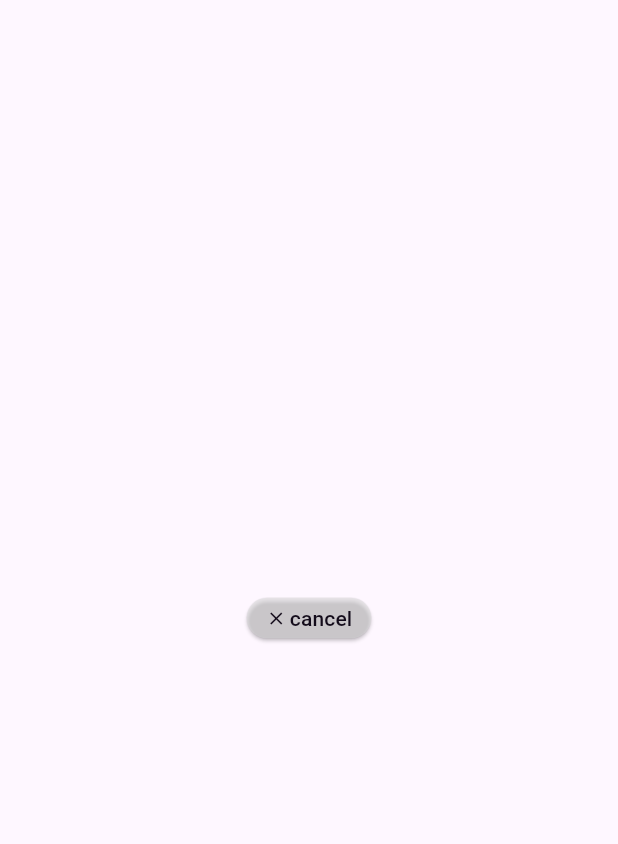
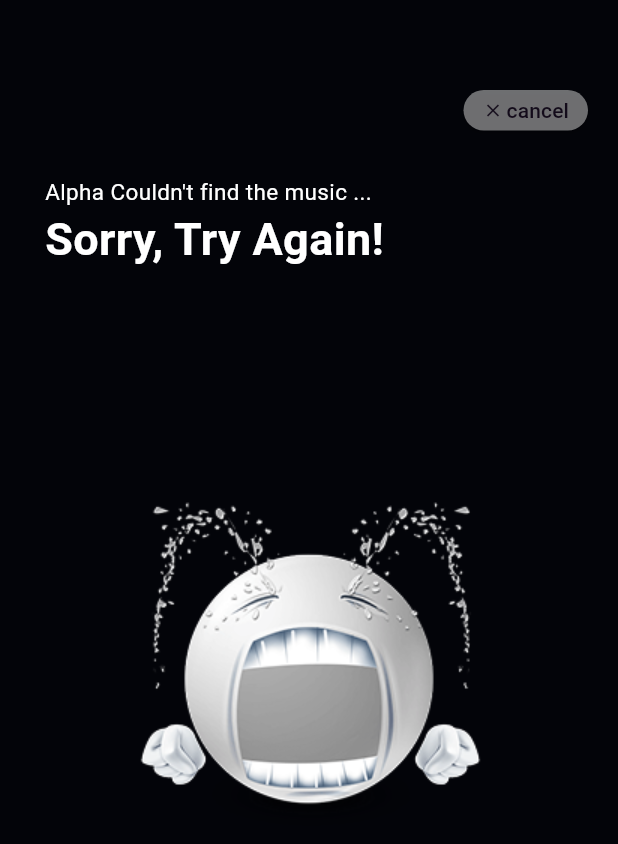
Before and after one commit to AlphaMusicProject/AlphaMusic, a Flutter app: the screen it shows after launch, on a phone screen of 412 x 824 dp. Shown: the top 844 px of the screen. Run offline on Flutter 3.47's test engine with Material 3 defaults, Android fonts, the phone set to English and light mode, and no system bars; our stand-ins replace flutter_svg, get; Roboto replaces fonts that are missing (Pretendard).

Commit message:
:sparkles: :: fail screen

```diff
--- /dev/null
+++ b/lib/feature/fail/components/fail_texts.dart
@@ -0,0 +1,38 @@
+import 'package:flutter/material.dart';
+
+class FailTexts extends StatelessWidget {
+  const FailTexts({super.key});
+
+  @override
+  Widget build(BuildContext context) {
+    return Padding(
+      padding: const EdgeInsets.fromLTRB(30, 30, 0, 0),
+      child: Align(
+        alignment: Alignment.centerLeft, // Column을 왼쪽에 정렬
+        child: Column(
+          crossAxisAlignment: CrossAxisAlignment.start,
+          children: [
+            Text(
+              "Alpha Couldn't find the music ...",
+              style: TextStyle(
+                color: Colors.white,
+                fontSize: 15,
+                fontFamily: "Pretendard",
+                fontWeight: FontWeight.normal,
+              ),
+            ),
+            Text(
+              "Sorry, Try Again!",
+              style: TextStyle(
+                color: Colors.white,
+                fontSize: 30,
+                fontFamily: "Pretendard",
+                fontWeight: FontWeight.bold,
+              ),
+            ),
+          ],
+        ),
+      ),
+    );
+  }
+}
--- /dev/null
+++ b/lib/feature/fail/ui/fail_screen.dart
@@ -0,0 +1,33 @@
+import 'package:alphamusic/feature/fail/components/fail_texts.dart';
+import 'package:alphamusic/shared/components/cancel_button.dart';
+import 'package:flutter/material.dart';
+import 'package:flutter_svg/flutter_svg.dart';
+
+class FailScreen extends StatelessWidget {
+  const FailScreen({super.key});
+
+  @override
+  Widget build(BuildContext context) {
+    return Center(
+      child: Column(
+        children: [
+          SizedBox(height: 60),
+          Row(
+            children: [
+              Expanded(
+                child: Container(
+                  height: 27,
+                ),
+              ),
+              CancelButton(),
+              SizedBox(width: 20),
+            ],
+          ),
+          FailTexts(),
+          SizedBox(height: 150),
+          Image.asset("assets/img/fail_emoji.png"),
+        ],
+      ),
+    );
+  }
+}
--- a/lib/feature/home/home_screen.dart
+++ b/lib/feature/home/home_screen.dart
@@ -1,3 +1,4 @@
+import 'package:alphamusic/feature/fail/ui/fail_screen.dart';
 import 'package:alphamusic/shared/components/cancel_button.dart';
 import 'package:flutter/material.dart';
 
@@ -8,7 +9,7 @@ class HomeScreen extends StatelessWidget {
   Widget build(BuildContext context) {
     return Scaffold(
       body: Center(
-        child: CancelButton(),
+        child: FailScreen(),
       ),
     );
   }
--- a/lib/main.dart
+++ b/lib/main.dart
@@ -1,3 +1,4 @@
+import 'package:alphamusic/feature/fail/ui/fail_screen.dart';
 import 'package:alphamusic/feature/home/home_screen.dart';
 import 'package:alphamusic/shared/controller/music_controller.dart';
 import 'package:flutter/material.dart';
@@ -7,6 +8,9 @@ import 'package:flutter_localizations/flutter_localizations.dart';
 void main() async {
   runApp(
     MaterialApp(
+      theme: ThemeData(
+        scaffoldBackgroundColor: Color.fromARGB(255, 3, 4, 9),
+      ),
       home: HomeScreen(),
     ),
   );
--- a/lib/shared/components/cancel_button.dart
+++ b/lib/shared/components/cancel_button.dart
@@ -40,6 +40,7 @@ class CancelButton extends StatelessWidget {
               style: TextStyle(
                 color: Color.fromARGB(255, 19, 11, 26),
                 fontSize: 14,
+                fontFamily: "Pretendard",
                 fontWeight: FontWeight.w500,
               ),
             ),
```
Also changed, not shown: assets/img/fail_emoji.png (added), lib/generated/assets.dart.
